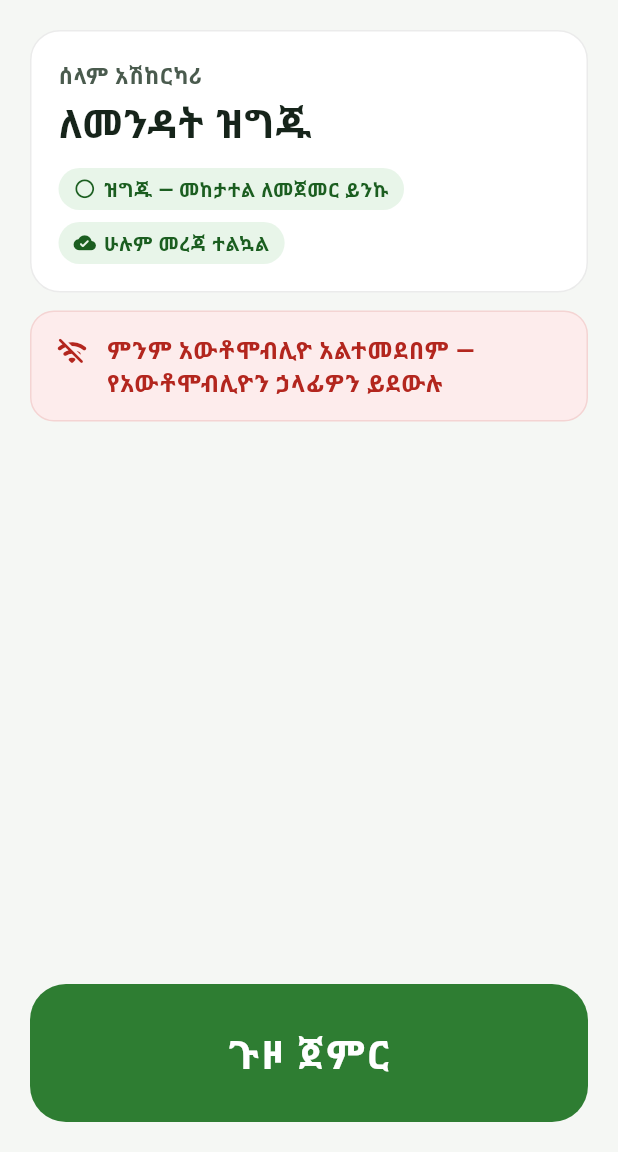
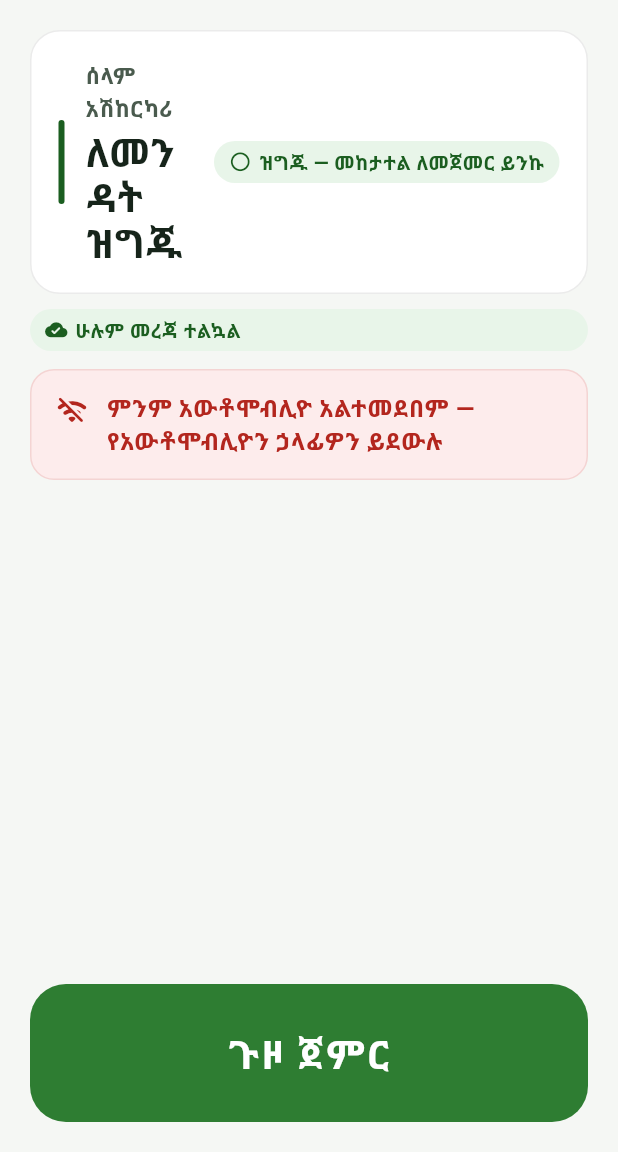
Before and after one commit to GenziEt/YET, a Flutter app: the TripHomeScreen screen opened directly with empty values, on a phone screen of 412 x 824 dp, the part 84-1236 px from its top. Run offline on Flutter 3.47's test engine with Material 3 defaults, Android fonts, the phone set to English and light mode, and no system bars; our stand-ins replace battery_plus, connectivity_plus, firebase_messaging, geolocator, sensors_plus, shared_preferences and 1 more; accounts and stored records are empty; network calls fail.

Commit message:
task snapshot 39ec25c3-2a61-4304-8e9d-f1364a5c01c4

```diff
--- a/driver-app/lib/core/widgets/status_chip.dart
+++ b/driver-app/lib/core/widgets/status_chip.dart
@@ -99,7 +99,7 @@ class InlineAlert extends StatelessWidget {
       decoration: BoxDecoration(
         color: bg,
         borderRadius: BorderRadius.circular(16),
-        border: Border.all(color: fg.withOpacity(0.12)),
+        border: Border.all(color: fg.withAlpha(0x1F)),
       ),
       child: Row(
         crossAxisAlignment: CrossAxisAlignment.start,
@@ -193,9 +193,9 @@ class GradientHeader extends StatelessWidget {
                     width: 44,
                     height: 44,
                     decoration: BoxDecoration(
-                      color: Colors.white.withOpacity(0.16),
+                      color: const Color(0x29FFFFFF),
                       borderRadius: BorderRadius.circular(14),
-                      border: Border.all(color: Colors.white.withOpacity(0.28)),
+                      border: Border.all(color: const Color(0x47FFFFFF)),
                     ),
                     child: const Center(
                       child: Icon(Icons.local_shipping_rounded,
@@ -223,7 +223,7 @@ class GradientHeader extends StatelessWidget {
                 Text(
                   subtitle!,
                   style: TextStyle(
-                    color: Colors.white.withOpacity(0.92),
+                    color: const Color(0xEBFFFFFF),
                     fontSize: 16,
                     height: 1.45,
                   ),
--- a/driver-app/lib/features/consent/consent_screen.dart
+++ b/driver-app/lib/features/consent/consent_screen.dart
@@ -48,7 +48,7 @@ class _ConsentScreenState extends State<ConsentScreen> {
                       trailing: TextButton(
                         style: TextButton.styleFrom(
                             foregroundColor: Colors.white,
-                            backgroundColor: Colors.white.withOpacity(0.14)),
+                            backgroundColor: const Color(0x24FFFFFF)),
                         onPressed: widget.onToggleLocale,
                         child: Text(l.languageToggle),
                       ),
--- a/driver-app/lib/features/permissions/permissions_screen.dart
+++ b/driver-app/lib/features/permissions/permissions_screen.dart
@@ -138,7 +138,7 @@ class PermissionsScreen extends StatelessWidget {
                 width: 42,
                 height: 42,
                 decoration: BoxDecoration(
-                  color: YetTheme.primary.withOpacity(0.10),
+                  color: YetTheme.primary.withAlpha(0x1A),
                   borderRadius: BorderRadius.circular(13),
                 ),
                 child: Icon(icon, color: YetTheme.primary, size: 22),
--- a/driver-app/lib/features/pilot/feedback_screen.dart
+++ b/driver-app/lib/features/pilot/feedback_screen.dart
@@ -190,7 +190,7 @@ class _FeedbackScreenState extends State<FeedbackScreen> {
         color: selected ? StatusTokens.okBg : Colors.white,
         borderRadius: BorderRadius.circular(16),
         border: Border.all(
-          color: selected ? fg.withOpacity(0.45) : const Color(0x1A000000),
+          color: selected ? fg.withAlpha(0x73) : const Color(0x1A000000),
           width: selected ? 1.6 : 1,
         ),
       ),
@@ -205,7 +205,7 @@ class _FeedbackScreenState extends State<FeedbackScreen> {
                 width: 42,
                 height: 42,
                 decoration: BoxDecoration(
-                  color: selected ? fg.withOpacity(0.12) : YetTheme.canvas,
+                  color: selected ? fg.withAlpha(0x1F) : YetTheme.canvas,
                   shape: BoxShape.circle,
                 ),
                 child: Icon(icon, size: 22, color: selected ? fg : YetTheme.inkSoft),
@@ -282,7 +282,7 @@ class _FeedbackScreenState extends State<FeedbackScreen> {
                             style: TextStyle(
                               fontSize: 14,
                               fontWeight: FontWeight.w600,
-                              color: YetTheme.inkSoft.withOpacity(0.9),
+                              color: YetTheme.inkSoft.withAlpha(0xE6),
                               letterSpacing: 0.2,
                             ),
                           ),
--- a/driver-app/lib/features/pilot/offline_map_screen.dart
+++ b/driver-app/lib/features/pilot/offline_map_screen.dart
@@ -195,7 +195,8 @@ class TileAttribution extends StatelessWidget {
       padding: const EdgeInsets.symmetric(horizontal: 8, vertical: 2),
       child: Text(
         l.offlineMapAttribution,
-        style: const TextStyle(fontSize: 11, color: Colors.black87),
+        style: const TextStyle(
+          fontSize: 11, fontWeight: FontWeight.w500, color: Color(0xDE000000)),
       ),
     );
   }
@@ -328,7 +329,7 @@ class _OfflineMapScreenState extends State<OfflineMapScreen> {
                       mainAxisSize: MainAxisSize.min,
                       children: [
                         Icon(Icons.map_outlined,
-                            size: 32, color: YetTheme.inkSoft.withOpacity(0.7)),
+                            size: 32, color: YetTheme.inkSoft.withAlpha(0xB2)),
                         const SizedBox(height: 8),
                         Text(l.offlineMapNoTiles,
                             textAlign: TextAlign.center,
--- a/driver-app/lib/features/trip/trip_home_screen.dart
+++ b/driver-app/lib/features/trip/trip_home_screen.dart
@@ -169,12 +169,6 @@ class _TripHomeScreenState extends State<TripHomeScreen>
   @override
   Widget build(BuildContext context) {
     final l = AppLocalizations.of(context);
-    final banner = _assignmentBanner(l);
-    // Sync pill: live backlog count from the local cache; zero → calm green.
-    final syncTone = _pendingSyncCount > 0 ? StatusTone.warn : StatusTone.ok;
-    final syncLabel = _pendingSyncCount > 0
-        ? l.syncRecordsPending(_pendingSyncCount)
-        : l.syncAllSynced;
     return Scaffold(
       appBar: AppBar(
         title: Text(l.appTitle),
@@ -206,8 +200,21 @@ class _TripHomeScreenState extends State<TripHomeScreen>
           ),
         ],
       ),
-      body: SafeArea(
-        child: LayoutBuilder(
+      // §5.2 flattening contract: the boot-critical body lives in _body() and
+      // is measured by test/startup_flattening_test.dart against a hard depth
+      // budget — keep new nesting out of that tree.
+      body: SafeArea(child: Builder(builder: (context) => _body(context, AppLocalizations.of(context)))),
+    );
+  }
+
+  Widget _body(BuildContext context, AppLocalizations l) {
+    final banner = _assignmentBanner(l);
+    // Sync pill: live backlog count from the local cache; zero → calm green.
+    final syncTone = _pendingSyncCount > 0 ? StatusTone.warn : StatusTone.ok;
+    final syncLabel = _pendingSyncCount > 0
+        ? l.syncRecordsPending(_pendingSyncCount)
+        : l.syncAllSynced;
+    return LayoutBuilder(
           builder: (context, constraints) {
             // Responsive: generous centered column on tablets/wide screens,
             // edge-to-edge on phones — no stretched buttons on a 7" tablet.
@@ -223,8 +230,27 @@ class _TripHomeScreenState extends State<TripHomeScreen>
                     crossAxisAlignment: CrossAxisAlignment.stretch,
                     children: [
                       // ── Hero status card: greeting + live state + sync pill.
+                      // Row layout (not nested Columns) keeps this boot-critical
+                      // frame inside the §5.2 flattening budget.
                       SoftCard(
                         padding: const EdgeInsets.all(18),
+                        child: Row(
+                          crossAxisAlignment: CrossAxisAlignment.center,
+                          children: [
+                            // Accent rail — quiet brand moment on the idle frame;
+                            // turns tracking-red while a trip is live.
+                            Container(
+                              width: 4,
+                              height: 56,
+                              margin: const EdgeInsets.only(right: 14),
+                              decoration: BoxDecoration(
+                                color: _tripActive
+                                    ? YetTheme.tracking
+                                    : YetTheme.primary,
+                                borderRadius: BorderRadius.circular(999),
+                              ),
+                            ),
+                            Expanded(
                               child: Column(
                                 crossAxisAlignment: CrossAxisAlignment.start,
                                 children: [
@@ -237,7 +263,7 @@ class _TripHomeScreenState extends State<TripHomeScreen>
                                       letterSpacing: 0.2,
                                     ),
                                   ),
-                            const SizedBox(height: 6),
+                                  const SizedBox(height: 4),
                                   Text(
                                     l.tripReadyTitle,
                                     style: const TextStyle(
@@ -247,11 +273,12 @@ class _TripHomeScreenState extends State<TripHomeScreen>
                                       height: 1.15,
                                     ),
                                   ),
-                            const SizedBox(height: 14),
-                            Wrap(
-                              spacing: 8,
-                              runSpacing: 8,
-                              children: [
+                                ],
+                              ),
+                            ),
+                            const SizedBox(width: 10),
+                            // Live-state pill rides beside the headline so the
+                            // driver reads state at a glance, not below it.
                             StatusChip(
                                 icon: _tripActive
                                     ? Icons.navigation_rounded
@@ -264,6 +291,13 @@ class _TripHomeScreenState extends State<TripHomeScreen>
                                     : StatusTone.ok,
                                 dense: true,
                               ),
+                          ],
+                        ),
+                      ),
+                      const SizedBox(height: 10),
+                      // Sync pill on its own quiet row: backlog count is the
+                      // one number ops watches, so it never wraps mid-count.
+                      // (Stretch column → left-aligned; no extra layout pass.)
                       StatusChip(
                         icon: _pendingSyncCount > 0
                             ? Icons.sync_rounded
@@ -271,11 +305,6 @@ class _TripHomeScreenState extends State<TripHomeScreen>
                         label: syncLabel,
                         tone: syncTone,
                         dense: true,
-                                ),
-                              ],
-                            ),
-                          ],
-                        ),
                       ),
                       // One-tap Start Trip vehicle-assignment confirmation alert.
                       if (banner != null) ...[
@@ -314,8 +343,6 @@ class _TripHomeScreenState extends State<TripHomeScreen>
               ),
             );
           },
-        ),
-      ),
     );
   }
 }
```
Lines whose indentation alone changed are shown as unchanged.
